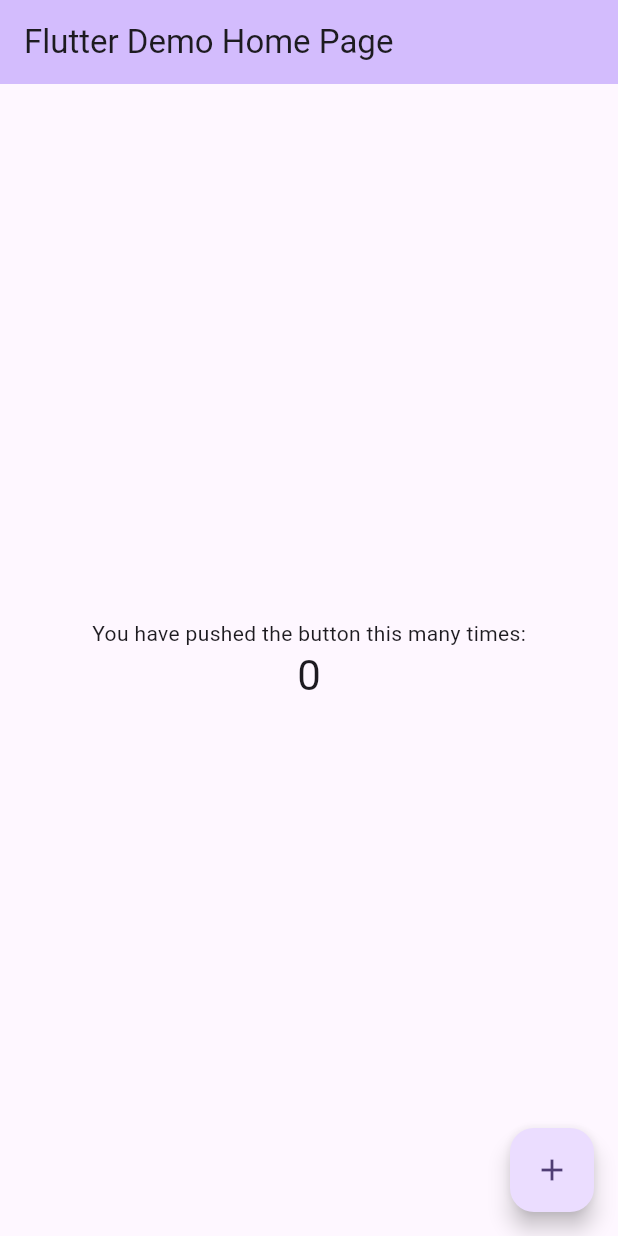
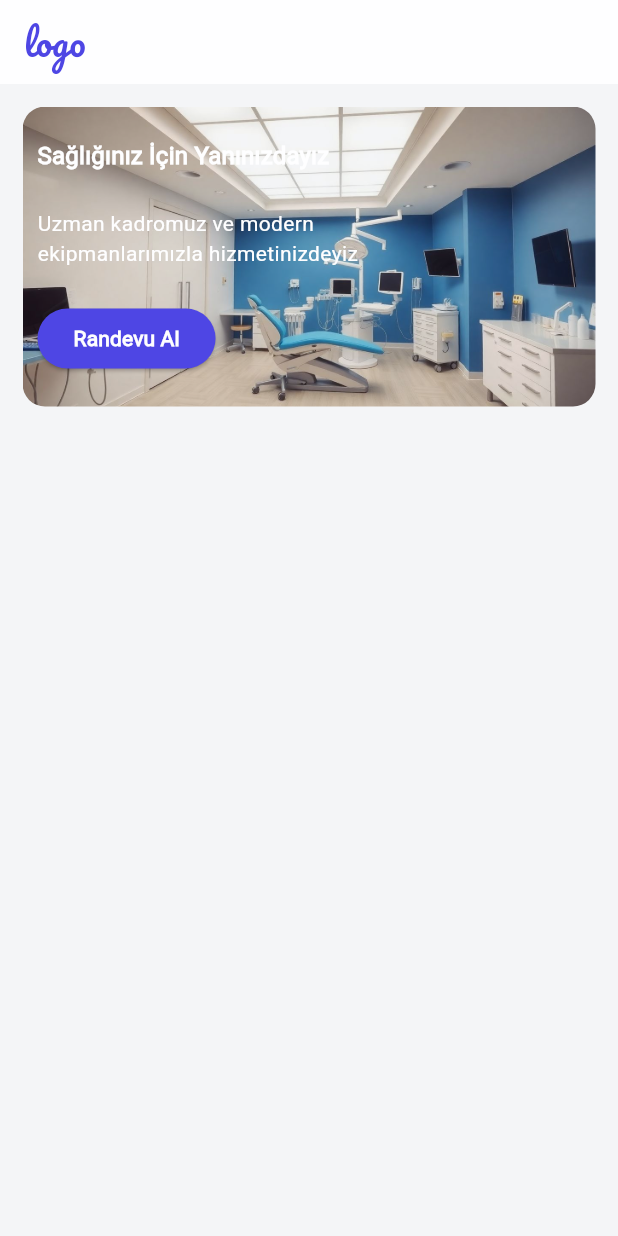
Before and after one commit to vahdettinA/clinic_app, a Flutter app: the screen it shows after launch, on a phone screen of 412 x 824 dp. Run offline on Flutter 3.47's test engine with Material 3 defaults, Android fonts, the phone set to English and light mode, and no system bars.

Commit message:
proje theme color radius padding ve text kısımları ile ana sayfa header kısmı tasarlandı (#1)

````diff
--- /dev/null
+++ b/clinic_app/lib/core/constants/color.dart
@@ -0,0 +1,19 @@
+import 'package:flutter/material.dart';
+
+/// Ana renk tonu, uygulamanın birincil rengidir.
+const Color primary = Color(0xff4E46E4);
+
+/// Ana rengin açık tonu, vurgu ve arka planlarda kullanılır.
+const Color primaryLight = Color(0xffA6A2F3);
+
+/// Yüzey rengi, kart ve panel gibi öğelerin arka planı için kullanılır.
+const Color surface = Color(0xffE4E6EB);
+
+/// Yüzey renginin açık tonu, daha hafif yüzeylerde tercih edilir.
+const Color surfaceLight = Color(0xffF4F5F7);
+
+/// Genel arka plan rengi, sayfa ve uygulama arka planlarında kullanılır.
+const Color background = Color(0xffFEFEFF);
+
+/// Birincil metin rengi, okunabilirliği yüksek koyu ton.
+const Color textPrimary = Color(0xff382836);
--- /dev/null
+++ b/clinic_app/lib/core/constants/padding.dart
@@ -0,0 +1,28 @@
+import 'package:flutter/material.dart';
+
+/// Küçük tüm kenarlardan eşit boşluk (padding).
+const paddingSmall = EdgeInsets.all(10.0);
+
+/// Orta tüm kenarlardan eşit boşluk (padding).
+const paddingMedium = EdgeInsets.all(15.0);
+
+/// Büyük tüm kenarlardan eşit boşluk (padding).
+const paddingLarge = EdgeInsets.all(20.0);
+
+/// Küçük yatay (sol ve sağ) boşluk.
+const horizontalSmall = EdgeInsets.symmetric(horizontal: 10);
+
+/// Orta yatay (sol ve sağ) boşluk.
+const horizontalMedium = EdgeInsets.symmetric(horizontal: 15);
+
+/// Büyük yatay (sol ve sağ) boşluk.
+const horizontalLarge = EdgeInsets.symmetric(horizontal: 20);
+
+/// Küçük dikey (üst ve alt) boşluk.
+const verticalSmall = EdgeInsets.symmetric(vertical: 10);
+
+/// Orta dikey (üst ve alt) boşluk.
+const verticalMedium = EdgeInsets.symmetric(vertical: 15);
+
+/// Büyük dikey (üst ve alt) boşluk.
+const verticalLarge = EdgeInsets.symmetric(vertical: 20);
--- /dev/null
+++ b/clinic_app/lib/core/constants/radius.dart
@@ -0,0 +1,46 @@
+import 'package:flutter/widgets.dart';
+
+/// Küçük tüm köşeler için yuvarlatılmış kenar (10 px).
+const radiusSmall = BorderRadius.all(Radius.circular(10));
+
+/// Orta tüm köşeler için yuvarlatılmış kenar (15 px).
+const radiusMedium = BorderRadius.all(Radius.circular(15));
+
+/// Büyük tüm köşeler için yuvarlatılmış kenar (20 px).
+const radiusLarge = BorderRadius.all(Radius.circular(20));
+
+/// Küçük yatay (sol ve sağ) köşeler için yuvarlatılmış kenar (10 px).
+const horizontalSmall = BorderRadius.horizontal(
+  left: Radius.circular(10),
+  right: Radius.circular(10),
+);
+
+/// Orta yatay (sol ve sağ) köşeler için yuvarlatılmış kenar (15 px).
+const horizontalMedium = BorderRadius.horizontal(
+  left: Radius.circular(15),
+  right: Radius.circular(15),
+);
+
+/// Büyük yatay (sol ve sağ) köşeler için yuvarlatılmış kenar (20 px).
+const horizontalLarge = BorderRadius.horizontal(
+  left: Radius.circular(20),
+  right: Radius.circular(20),
+);
+
+/// Küçük dikey (üst ve alt) köşeler için yuvarlatılmış kenar (10 px).
+const verticalSmall = BorderRadius.vertical(
+  top: Radius.circular(10),
+  bottom: Radius.circular(10),
+);
+
+/// Orta dikey (üst ve alt) köşeler için yuvarlatılmış kenar (10 px).
+const verticalMedium = BorderRadius.vertical(
+  top: Radius.circular(15),
+  bottom: Radius.circular(15),
+);
+
+/// Büyük dikey (üst ve alt) köşeler için yuvarlatılmış kenar (10 px).
+const verticalLarge = BorderRadius.vertical(
+  top: Radius.circular(20),
+  bottom: Radius.circular(20),
+);
--- /dev/null
+++ b/clinic_app/lib/core/service/text_service.dart
@@ -0,0 +1,21 @@
+import 'dart:convert';
+
+import 'package:flutter/foundation.dart';
+import 'package:flutter/services.dart';
+
+@immutable
+final class TextService {
+  const TextService._();
+  static Map<String, dynamic>? text;
+  static Future<void> loadText() async {
+    String jsonString = await rootBundle.loadString("assets/text/text.json");
+    text = json.decode(jsonString);
+  }
+
+  static String getText(String primary, String secondary) {
+    if (text == null) {
+      return "Metin Yüklenemedi";
+    }
+    return text![primary][secondary] ?? "Hata oluştu";
+  }
+}
--- /dev/null
+++ b/clinic_app/lib/core/theme/app_theme.dart
@@ -0,0 +1,6 @@
+import 'package:flutter/material.dart';
+
+abstract class AppTheme {
+  AppTheme._();
+  ThemeData get themeData;
+}
--- /dev/null
+++ b/clinic_app/lib/core/theme/light_theme.dart
@@ -0,0 +1,152 @@
+import 'package:clinic_app/core/constants/color.dart';
+import 'package:clinic_app/core/theme/app_theme.dart';
+import 'package:flutter/material.dart';
+
+/// LightTheme sınıfı, uygulama için açık tema (light theme) yapılandırmasını sağlar.
+///
+/// Bu tema, uygulamanın genel görünümünde kullanılan renkleri, yazı tiplerini
+/// ve diğer stil özelliklerini tanımlar. Material Design rehberlerine uygun
+/// olarak, metin temaları (`TextTheme`), buton stilleri (`ElevatedButtonThemeData`)
+/// ve alt navigasyon çubuğu teması (`BottomNavigationBarThemeData`) içerir.
+///
+/// Kullanılan renkler `color.dart` dosyasından alınmakta olup, uygulamanın
+/// tutarlı ve estetik bir açık tema deneyimi sunması amaçlanmıştır.
+///
+/// Özellikler:
+/// - Arka plan rengi: `background`
+/// - Birincil renkler: `primary`, `primaryLight`
+/// - Yazı tipi renkleri: `textPrimary`, `surface`
+/// - Metin boyutları ve ağırlıkları `TextTheme` içerisinde detaylandırılmıştır.
+/// - Butonlar ve alt navigasyon çubuğu için özel temalar ayarlanmıştır.
+///
+/// Örnek kullanım:
+/// ```dart
+/// ThemeData theme = LightTheme().themeData;
+/// ```
+
+class LightTheme implements AppTheme {
+  @override
+  ThemeData get themeData => ThemeData(
+    scaffoldBackgroundColor: surfaceLight,
+    appBarTheme: AppBarTheme(backgroundColor: background),
+    textTheme: TextTheme(
+      displayLarge: TextStyle(
+        fontFamily: "Roboto",
+        fontSize: 57,
+        fontWeight: FontWeight.normal,
+        letterSpacing: -0.25,
+        color: textPrimary,
+      ),
+      displayMedium: TextStyle(
+        fontFamily: "Roboto",
+        fontSize: 45,
+        fontWeight: FontWeight.normal,
+        letterSpacing: 0,
+        color: textPrimary,
+      ),
+      displaySmall: TextStyle(
+        fontFamily: "Roboto",
+        fontSize: 36,
+        fontWeight: FontWeight.normal,
+        letterSpacing: 0,
+        color: textPrimary,
+      ),
+      headlineLarge: TextStyle(
+        fontFamily: "Roboto",
+        fontSize: 32,
+        fontWeight: FontWeight.normal,
+        letterSpacing: 0,
+        color: textPrimary,
+      ),
+      headlineMedium: TextStyle(
+        fontFamily: "Roboto",
+        fontSize: 28,
+        fontWeight: FontWeight.normal,
+        letterSpacing: 0,
+        color: textPrimary,
+      ),
+      headlineSmall: TextStyle(
+        fontFamily: "Roboto",
+        fontSize: 24,
+        fontWeight: FontWeight.normal,
+        letterSpacing: 0,
+        color: textPrimary,
+      ),
+      titleLarge: TextStyle(
+        fontFamily: "Roboto",
+        fontSize: 22,
+        fontWeight: FontWeight.w600,
+        letterSpacing: 0,
+        color: textPrimary,
+      ),
+      titleMedium: TextStyle(
+        fontFamily: "Roboto",
+        fontSize: 16,
+        fontWeight: FontWeight.w600,
+        letterSpacing: 0.15,
+        color: textPrimary,
+      ),
+      titleSmall: TextStyle(
+        fontFamily: "Roboto",
+        fontSize: 14,
+        fontWeight: FontWeight.w600,
+        letterSpacing: 0.1,
+        color: textPrimary,
+      ),
+      bodyLarge: TextStyle(
+        fontFamily: "Roboto",
+        fontSize: 16,
+        fontWeight: FontWeight.normal,
+        letterSpacing: 0.5,
+        color: textPrimary,
+      ),
+      bodyMedium: TextStyle(
+        fontFamily: "Roboto",
+        fontSize: 14,
+        fontWeight: FontWeight.normal,
+        letterSpacing: 0.25,
+        color: textPrimary,
+      ),
+      bodySmall: TextStyle(
+        fontFamily: "Roboto",
+        fontSize: 12,
+        fontWeight: FontWeight.normal,
+        letterSpacing: 0.4,
+        color: textPrimary,
+      ),
+      labelLarge: TextStyle(
+        fontFamily: "Roboto",
+        fontSize: 14,
+        fontWeight: FontWeight.w600,
+        letterSpacing: 0.1,
+        color: textPrimary,
+      ),
+      labelMedium: TextStyle(
+        fontFamily: "Roboto",
+        fontSize: 12,
+        fontWeight: FontWeight.w600,
+        letterSpacing: 0.5,
+        color: textPrimary,
+      ),
+      labelSmall: TextStyle(
+        fontFamily: "Roboto",
+        fontSize: 11,
+        fontWeight: FontWeight.w600,
+        letterSpacing: 0.5,
+        color: textPrimary,
+      ),
+    ),
+    elevatedButtonTheme: ElevatedButtonThemeData(
+      style: ElevatedButton.styleFrom(
+        backgroundColor: primary,
+        disabledBackgroundColor: primaryLight,
+        foregroundColor: background,
+        disabledForegroundColor: surface,
+      ),
+    ),
+    bottomNavigationBarTheme: BottomNavigationBarThemeData(
+      selectedItemColor: primary,
+      unselectedItemColor: textPrimary,
+    ),
+  );
+}
--- /dev/null
+++ b/clinic_app/lib/feature/HomePage/home_page.dart
@@ -0,0 +1,87 @@
+import 'package:clinic_app/core/constants/color.dart';
+import 'package:clinic_app/core/constants/padding.dart';
+import 'package:clinic_app/core/constants/radius.dart';
+import 'package:clinic_app/core/service/text_service.dart';
+import 'package:flutter/material.dart';
+
+class HomePage extends StatefulWidget {
+  const HomePage({super.key});
+
+  @override
+  State<HomePage> createState() => _HomePageState();
+}
+
+class _HomePageState extends State<HomePage> {
+  @override
+  Widget build(BuildContext context) {
+    return Scaffold(
+      appBar: AppBar(
+        title: Text(
+          TextService.getText("home", "appBarTitle"),
+          style: Theme.of(context).textTheme.headlineSmall?.copyWith(
+            fontFamily: "Pacifico",
+            color: primary,
+          ),
+        ),
+      ),
+      body: CustomScrollView(
+        slivers: [
+          SliverToBoxAdapter(
+            child: Padding(
+              padding: paddingMedium,
+              child: Column(
+                children: [
+                  Container(
+                    height: 200,
+                    width: MediaQuery.sizeOf(context).width,
+                    decoration: BoxDecoration(
+                      borderRadius: radiusMedium,
+                      image: DecorationImage(
+                        colorFilter: ColorFilter.mode(
+                          surfaceLight,
+                          BlendMode.multiply,
+                        ),
+                        image: AssetImage("assets/images/header_image.jpg"),
+                        fit: BoxFit.cover,
+                      ),
+                    ),
+                    child: Padding(
+                      padding: paddingSmall,
+                      child: Column(
+                        mainAxisAlignment: MainAxisAlignment.spaceAround,
+
+                        crossAxisAlignment: CrossAxisAlignment.start,
+                        children: [
+                          Text(
+                            TextService.getText("home", "headerTitle"),
+                            style: Theme.of(context).textTheme.titleMedium
+                                ?.copyWith(
+                                  color: background,
+                                  fontWeight: FontWeight.bold,
+                                ),
+                          ),
+                          Text(
+                            TextService.getText("home", "headerSubTitle"),
+                            style: Theme.of(
+                              context,
+                            ).textTheme.bodyMedium?.copyWith(color: background),
+                          ),
+                          ElevatedButton(
+                            onPressed: () {},
+                            child: Text(
+                              TextService.getText("home", "headerButtonTitle"),
+                            ),
+                          ),
+                        ],
+                      ),
+                    ),
+                  ),
+                ],
+              ),
+            ),
+          ),
+        ],
+      ),
+    );
+  }
+}
--- a/clinic_app/lib/main.dart
+++ b/clinic_app/lib/main.dart
@@ -1,6 +1,11 @@
+import 'package:clinic_app/core/service/text_service.dart';
+import 'package:clinic_app/core/theme/light_theme.dart';
+import 'package:clinic_app/feature/HomePage/home_page.dart';
 import 'package:flutter/material.dart';
 
-void main() {
+void main() async {
+  WidgetsFlutterBinding.ensureInitialized();
+  await TextService.loadText();
   runApp(const MyApp());
 }
 
@@ -12,111 +17,9 @@ class MyApp extends StatelessWidget {
   Widget build(BuildContext context) {
     return MaterialApp(
       title: 'Flutter Demo',
-      theme: ThemeData(
-        // This is the theme of your application.
-        //
-        // TRY THIS: Try running your application with "flutter run". You'll see
-        // the application has a purple toolbar. Then, without quitting the app,
-        // try changing the seedColor in the colorScheme below to Colors.green
-        // and then invoke "hot reload" (save your changes or press the "hot
-        // reload" button in a Flutter-supported IDE, or press "r" if you used
-        // the command line to start the app).
-        //
-        // Notice that the counter didn't reset back to zero; the application
-        // state is not lost during the reload. To reset the state, use hot
-        // restart instead.
-        //
-        // This works for code too, not just values: Most code changes can be
-        // tested with just a hot reload.
-        colorScheme: ColorScheme.fromSeed(seedColor: Colors.deepPurple),
-      ),
-      home: const MyHomePage(title: 'Flutter Demo Home Page'),
+      theme: LightTheme().themeData,
+      debugShowCheckedModeBanner: false,
+      home: const HomePage(),
     );
   }
 }
-
-class MyHomePage extends StatefulWidget {
-  const MyHomePage({super.key, required this.title});
-
-  // This widget is the home page of your application. It is stateful, meaning
-  // that it has a State object (defined below) that contains fields that affect
-  // how it looks.
-
-  // This class is the configuration for the state. It holds the values (in this
-  // case the title) provided by the parent (in this case the App widget) and
-  // used by the build method of the State. Fields in a Widget subclass are
-  // always marked "final".
-
-  final String title;
-
-  @override
-  State<MyHomePage> createState() => _MyHomePageState();
-}
-
-class _MyHomePageState extends State<MyHomePage> {
-  int _counter = 0;
-
-  void _incrementCounter() {
-    setState(() {
-      // This call to setState tells the Flutter framework that something has
-      // changed in this State, which causes it to rerun the build method below
-      // so that the display can reflect the updated values. If we changed
-      // _counter without calling setState(), then the build method would not be
-      // called again, and so nothing would appear to happen.
-      _counter++;
-    });
-  }
-
-  @override
-  Widget build(BuildContext context) {
-    // This method is rerun every time setState is called, for instance as done
-    // by the _incrementCounter method above.
-    //
-    // The Flutter framework has been optimized to make rerunning build methods
-    // fast, so that you can just rebuild anything that needs updating rather
-    // than having to individually change instances of widgets.
-    return Scaffold(
-      appBar: AppBar(
-        // TRY THIS: Try changing the color here to a specific color (to
-        // Colors.amber, perhaps?) and trigger a hot reload to see the AppBar
-        // change color while the other colors stay the same.
-        backgroundColor: Theme.of(context).colorScheme.inversePrimary,
-        // Here we take the value from the MyHomePage object that was created by
-        // the App.build method, and use it to set our appbar title.
-        title: Text(widget.title),
-      ),
-      body: Center(
-        // Center is a layout widget. It takes a single child and positions it
-        // in the middle of the parent.
-        child: Column(
-          // Column is also a layout widget. It takes a list of children and
-          // arranges them vertically. By default, it sizes itself to fit its
-          // children horizontally, and tries to be as tall as its parent.
-          //
-          // Column has various properties to control how it sizes itself and
-          // how it positions its children. Here we use mainAxisAlignment to
-          // center the children vertically; the main axis here is the vertical
-          // axis because Columns are vertical (the cross axis would be
-          // horizontal).
-          //
-          // TRY THIS: Invoke "debug painting" (choose the "Toggle Debug Paint"
-          // action in the IDE, or press "p" in the console), to see the
-          // wireframe for each widget.
-          mainAxisAlignment: MainAxisAlignment.center,
-          children: <Widget>[
-            const Text('You have pushed the button this many times:'),
-            Text(
-              '$_counter',
-              style: Theme.of(context).textTheme.headlineMedium,
-            ),
-          ],
-        ),
-      ),
-      floatingActionButton: FloatingActionButton(
-        onPressed: _incrementCounter,
-        tooltip: 'Increment',
-        child: const Icon(Icons.add),
-      ), // This trailing comma makes auto-formatting nicer for build methods.
-    );
-  }
-}
````
Also changed, not shown: clinic_app/assets/text/text.json (added, +8 -0 lines), clinic_app/pubspec.yaml (+10 -10 lines), clinic_app/assets/fonts/Pacifico-Regular.ttf (added), clinic_app/assets/fonts/Roboto-Regular.ttf (added), clinic_app/assets/images/header_image.jpg (added), 1 other file.
